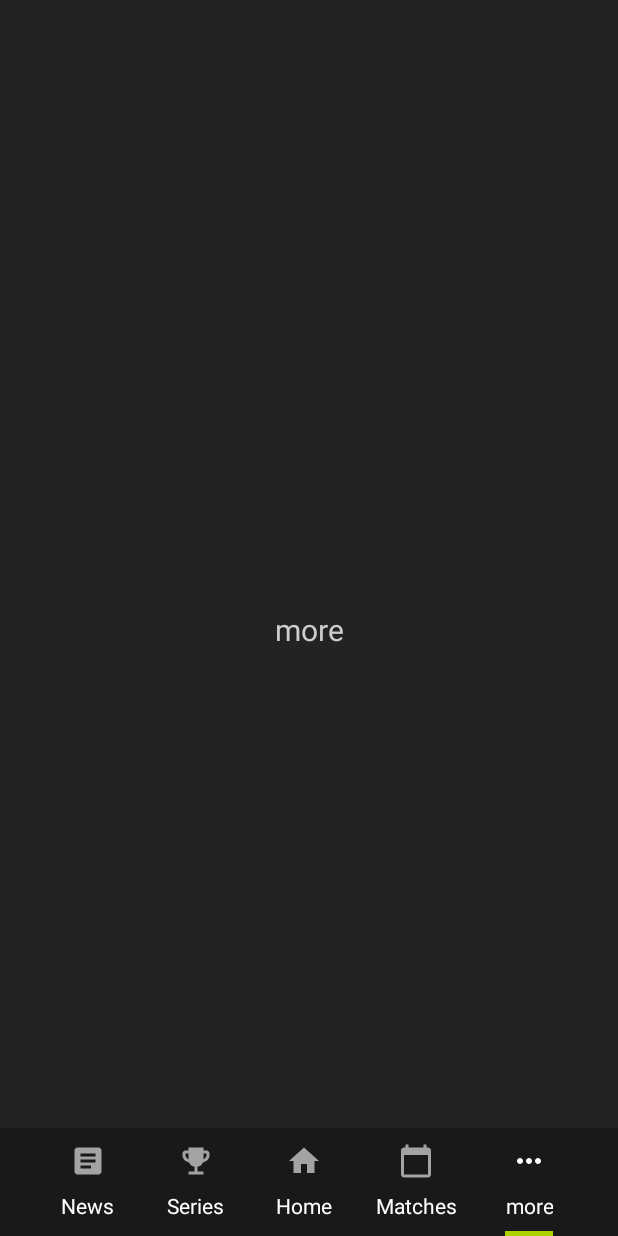
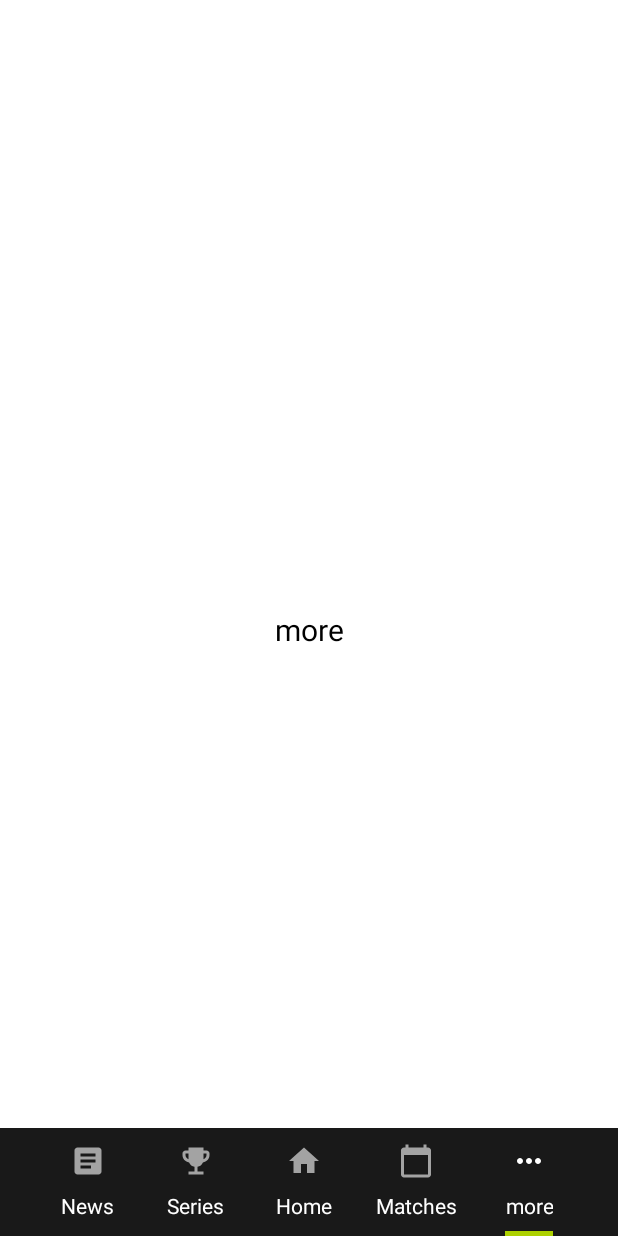
Before and after one commit to rachit0904/CricketScoreApp, an Android app: the screen it shows after launch (MainActivity), item 5 of the bottom bar chosen, on a phone screen of 412 x 824 dp. Run offline under Robolectric (Android 15) with nearby library versions, the phone set to English and light mode, and no system bars; our stand-ins replace AdMob.

Commit message:
date:10-5-21(1)
test

```diff
--- a/app/src/main/java/com/cricketexchange/project/ui/News/newsFrag.java
+++ b/app/src/main/java/com/cricketexchange/project/ui/News/newsFrag.java
@@ -28,6 +28,7 @@ public class newsFrag extends Fragment {
     // The number of native ads to load.
     public static final int NUMBER_OF_ADS = 5;
     public static final int ADS_PER_POST = 4;
+
 
     // The AdLoader used to load ads.
     private AdLoader adLoader;
--- a/app/src/main/res/layout/more_fragment.xml
+++ b/app/src/main/res/layout/more_fragment.xml
@@ -2,6 +2,8 @@
 <FrameLayout xmlns:android="http://schemas.android.com/apk/res/android"
     xmlns:tools="http://schemas.android.com/tools"
     android:layout_width="match_parent"
+    android:backgroundTint="#fff"
+    android:background="#fff"
     android:layout_height="match_parent"
     tools:context=".ui.more.moreFrag">
 
@@ -12,10 +14,11 @@
         android:layout_height="wrap_content"
         android:layout_marginStart="8dp"
         android:layout_marginTop="8dp"
-        android:textColor="#CDCDCD"
+        android:textColor="#000"
         android:layout_marginEnd="8dp"
         android:textAlignment="center"
         android:text="@string/More"
         android:textSize="20sp" />
 
+
 </FrameLayout>
```
